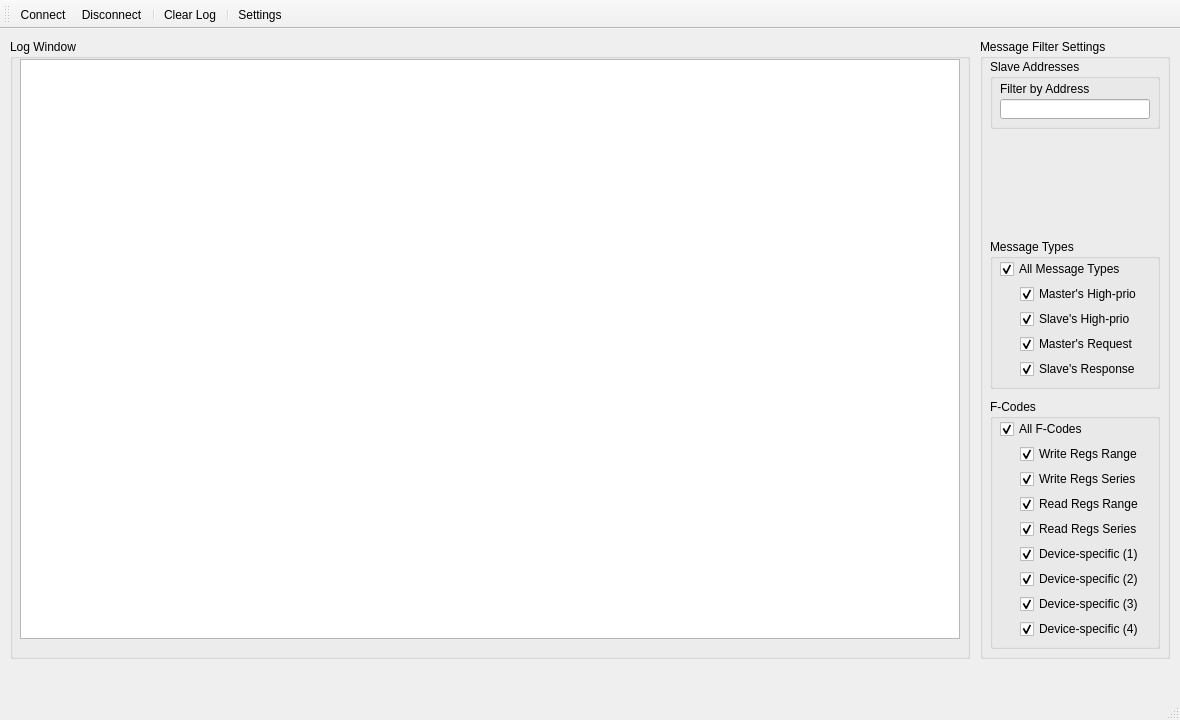
Clever0ne/CannabusControl, file src/main/main_window.ui: the form before one commit.
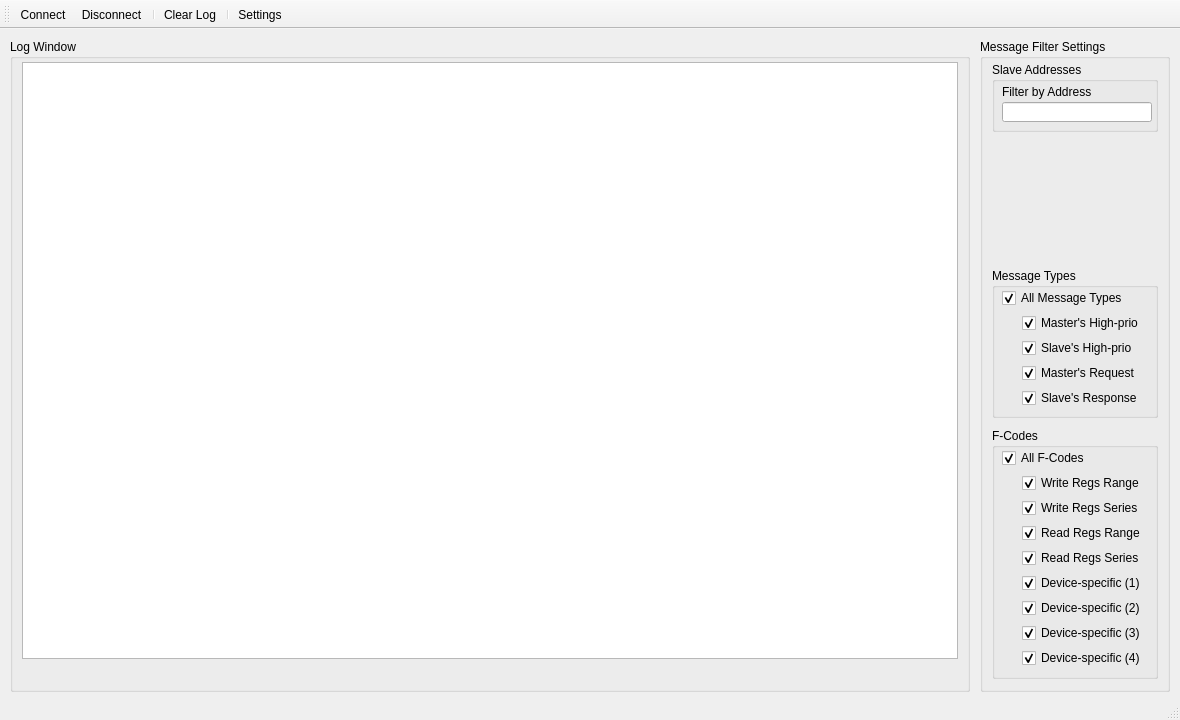
The form after the commit. Icons and pictures are not drawn. Custom widgets are drawn as their Qt base class.

What changed in the file:
```diff
--- a/src/main/main_window.ui
+++ b/src/main/main_window.ui
@@ -22,37 +22,52 @@
     <height>720</height>
    </size>
   </property>
-  <property name="maximumSize">
-   <size>
-    <width>1180</width>
-    <height>720</height>
-   </size>
-  </property>
   <property name="windowTitle">
    <string>NarcoCANtrol</string>
   </property>
   <widget class="QWidget" name="centralWidget">
+   <layout class="QHBoxLayout" name="horizontalLayout_2" stretch="960,190">
+    <property name="spacing">
+     <number>10</number>
+    </property>
+    <property name="sizeConstraint">
+     <enum>QLayout::SetDefaultConstraint</enum>
+    </property>
+    <property name="leftMargin">
+     <number>10</number>
+    </property>
+    <property name="topMargin">
+     <number>10</number>
+    </property>
+    <property name="rightMargin">
+     <number>10</number>
+    </property>
+    <property name="bottomMargin">
+     <number>6</number>
+    </property>
+    <item>
    <widget class="QGroupBox" name="receivedMessagesBox">
-    <property name="geometry">
-     <rect>
-      <x>10</x>
-      <y>10</y>
-      <width>960</width>
-      <height>620</height>
-     </rect>
-    </property>
     <property name="title">
      <string>Log Window</string>
     </property>
+      <layout class="QVBoxLayout" name="verticalLayout" stretch="560,20">
+       <property name="spacing">
+        <number>0</number>
+       </property>
+       <property name="leftMargin">
+        <number>9</number>
+       </property>
+       <property name="topMargin">
+        <number>3</number>
+       </property>
+       <property name="rightMargin">
+        <number>9</number>
+       </property>
+       <property name="bottomMargin">
+        <number>10</number>
+       </property>
+       <item>
     <widget class="LogWindow" name="logWindow">
-     <property name="geometry">
-      <rect>
-       <x>10</x>
-       <y>20</y>
-       <width>940</width>
-       <height>580</height>
-      </rect>
-     </property>
      <property name="font">
       <font>
        <family>Courier New</family>
@@ -75,40 +90,212 @@
       <number>30</number>
      </attribute>
     </widget>
+       </item>
+       <item>
     <widget class="QLabel" name="busStatus">
-     <property name="geometry">
-      <rect>
-       <x>10</x>
-       <y>600</y>
-       <width>940</width>
+         <property name="maximumSize">
+          <size>
+           <width>16777215</width>
        <height>20</height>
-      </rect>
+          </size>
      </property>
      <property name="text">
       <string/>
      </property>
     </widget>
-   </widget>
+       </item>
+      </layout>
+     </widget>
+    </item>
+    <item>
    <widget class="QGroupBox" name="messageFilterSettingsBox">
-    <property name="geometry">
-     <rect>
-      <x>980</x>
-      <y>10</y>
+      <property name="minimumSize">
+       <size>
       <width>190</width>
-      <height>620</height>
-     </rect>
+        <height>0</height>
+       </size>
+      </property>
+      <property name="maximumSize">
+       <size>
+        <width>190</width>
+        <height>16777215</height>
+       </size>
     </property>
     <property name="title">
      <string>Message Filter Settings</string>
     </property>
+      <layout class="QVBoxLayout" name="verticalLayout_3" stretch="70,80,150,250">
+       <property name="spacing">
+        <number>10</number>
+       </property>
+       <property name="leftMargin">
+        <number>9</number>
+       </property>
+       <property name="topMargin">
+        <number>3</number>
+       </property>
+       <property name="rightMargin">
+        <number>9</number>
+       </property>
+       <property name="bottomMargin">
+        <number>10</number>
+       </property>
+       <item>
+        <widget class="QGroupBox" name="filterSlaveAddressesBox">
+         <property name="maximumSize">
+          <size>
+           <width>170</width>
+           <height>70</height>
+          </size>
+         </property>
+         <property name="title">
+          <string>Slave Addresses</string>
+         </property>
+         <widget class="QLineEdit" name="filterSlaveAddresses">
+          <property name="geometry">
+           <rect>
+            <x>10</x>
+            <y>40</y>
+            <width>150</width>
+            <height>20</height>
+           </rect>
+          </property>
+         </widget>
+         <widget class="QLabel" name="filterByAddressLabel">
+          <property name="geometry">
+           <rect>
+            <x>10</x>
+            <y>20</y>
+            <width>150</width>
+            <height>20</height>
+           </rect>
+          </property>
+          <property name="text">
+           <string>Filter by Address</string>
+          </property>
+         </widget>
+        </widget>
+       </item>
+       <item>
+        <layout class="QVBoxLayout" name="verticalLayout_2">
+         <item>
+          <spacer name="verticalSpacer">
+           <property name="orientation">
+            <enum>Qt::Vertical</enum>
+           </property>
+           <property name="sizeHint" stdset="0">
+            <size>
+             <width>20</width>
+             <height>40</height>
+            </size>
+           </property>
+          </spacer>
+         </item>
+        </layout>
+       </item>
+       <item>
+        <widget class="QGroupBox" name="filterMsgTypesBox">
+         <property name="maximumSize">
+          <size>
+           <width>170</width>
+           <height>150</height>
+          </size>
+         </property>
+         <property name="title">
+          <string>Message Types</string>
+         </property>
+         <widget class="QCheckBox" name="filterMaster">
+          <property name="geometry">
+           <rect>
+            <x>30</x>
+            <y>95</y>
+            <width>130</width>
+            <height>20</height>
+           </rect>
+          </property>
+          <property name="text">
+           <string>Master's Request</string>
+          </property>
+          <property name="checked">
+           <bool>true</bool>
+          </property>
+         </widget>
+         <widget class="QCheckBox" name="filterSlave">
+          <property name="geometry">
+           <rect>
+            <x>30</x>
+            <y>120</y>
+            <width>130</width>
+            <height>20</height>
+           </rect>
+          </property>
+          <property name="text">
+           <string>Slave's Response</string>
+          </property>
+          <property name="checked">
+           <bool>true</bool>
+          </property>
+         </widget>
+         <widget class="QCheckBox" name="filterAllMsgTypes">
+          <property name="geometry">
+           <rect>
+            <x>10</x>
+            <y>20</y>
+            <width>140</width>
+            <height>20</height>
+           </rect>
+          </property>
+          <property name="text">
+           <string>All Message Types</string>
+          </property>
+          <property name="checked">
+           <bool>true</bool>
+          </property>
+          <property name="tristate">
+           <bool>false</bool>
+          </property>
+         </widget>
+         <widget class="QCheckBox" name="filterHighPrioMaster">
+          <property name="geometry">
+           <rect>
+            <x>30</x>
+            <y>45</y>
+            <width>130</width>
+            <height>20</height>
+           </rect>
+          </property>
+          <property name="text">
+           <string>Master's High-prio</string>
+          </property>
+          <property name="checked">
+           <bool>true</bool>
+          </property>
+         </widget>
+         <widget class="QCheckBox" name="filterHighPrioSlave">
+          <property name="geometry">
+           <rect>
+            <x>30</x>
+            <y>70</y>
+            <width>130</width>
+            <height>20</height>
+           </rect>
+          </property>
+          <property name="text">
+           <string>Slave's High-prio</string>
+          </property>
+          <property name="checked">
+           <bool>true</bool>
+          </property>
+         </widget>
+        </widget>
+       </item>
+       <item>
     <widget class="QGroupBox" name="filterFCodesBox">
-     <property name="geometry">
-      <rect>
-       <x>10</x>
-       <y>360</y>
+         <property name="maximumSize">
+          <size>
        <width>170</width>
-       <height>250</height>
-      </rect>
+           <height>251</height>
+          </size>
      </property>
      <property name="title">
       <string>F-Codes</string>
@@ -261,139 +448,11 @@
       </property>
      </widget>
     </widget>
-    <widget class="QGroupBox" name="filterMsgTypesBox">
-     <property name="geometry">
-      <rect>
-       <x>10</x>
-       <y>200</y>
-       <width>170</width>
-       <height>150</height>
-      </rect>
-     </property>
-     <property name="title">
-      <string>Message Types</string>
-     </property>
-     <widget class="QCheckBox" name="filterMaster">
-      <property name="geometry">
-       <rect>
-        <x>30</x>
-        <y>95</y>
-        <width>130</width>
-        <height>20</height>
-       </rect>
-      </property>
-      <property name="text">
-       <string>Master's Request</string>
-      </property>
-      <property name="checked">
-       <bool>true</bool>
-      </property>
+       </item>
+      </layout>
      </widget>
-     <widget class="QCheckBox" name="filterSlave">
-      <property name="geometry">
-       <rect>
-        <x>30</x>
-        <y>120</y>
-        <width>130</width>
-        <height>20</height>
-       </rect>
-      </property>
-      <property name="text">
-       <string>Slave's Response</string>
-      </property>
-      <property name="checked">
-       <bool>true</bool>
-      </property>
-     </widget>
-     <widget class="QCheckBox" name="filterAllMsgTypes">
-      <property name="geometry">
-       <rect>
-        <x>10</x>
-        <y>20</y>
-        <width>140</width>
-        <height>20</height>
-       </rect>
-      </property>
-      <property name="text">
-       <string>All Message Types</string>
-      </property>
-      <property name="checked">
-       <bool>true</bool>
-      </property>
-      <property name="tristate">
-       <bool>false</bool>
-      </property>
-     </widget>
-     <widget class="QCheckBox" name="filterHighPrioMaster">
-      <property name="geometry">
-       <rect>
-        <x>30</x>
-        <y>45</y>
-        <width>130</width>
-        <height>20</height>
-       </rect>
-      </property>
-      <property name="text">
-       <string>Master's High-prio</string>
-      </property>
-      <property name="checked">
-       <bool>true</bool>
-      </property>
-     </widget>
-     <widget class="QCheckBox" name="filterHighPrioSlave">
-      <property name="geometry">
-       <rect>
-        <x>30</x>
-        <y>70</y>
-        <width>130</width>
-        <height>20</height>
-       </rect>
-      </property>
-      <property name="text">
-       <string>Slave's High-prio</string>
-      </property>
-      <property name="checked">
-       <bool>true</bool>
-      </property>
-     </widget>
-    </widget>
-    <widget class="QGroupBox" name="groupBox">
-     <property name="geometry">
-      <rect>
-       <x>10</x>
-       <y>20</y>
-       <width>170</width>
-       <height>70</height>
-      </rect>
-     </property>
-     <property name="title">
-      <string>Slave Addresses</string>
-     </property>
-     <widget class="QLineEdit" name="lineEdit">
-      <property name="geometry">
-       <rect>
-        <x>10</x>
-        <y>40</y>
-        <width>150</width>
-        <height>20</height>
-       </rect>
-      </property>
-     </widget>
-     <widget class="QLabel" name="label">
-      <property name="geometry">
-       <rect>
-        <x>10</x>
-        <y>20</y>
-        <width>150</width>
-        <height>20</height>
-       </rect>
-      </property>
-      <property name="text">
-       <string>Filter by Address</string>
-      </property>
-     </widget>
-    </widget>
-   </widget>
+    </item>
+   </layout>
   </widget>
   <widget class="QMenuBar" name="menuBar">
    <property name="geometry">
```
Lines whose indentation alone changed are shown as unchanged.
